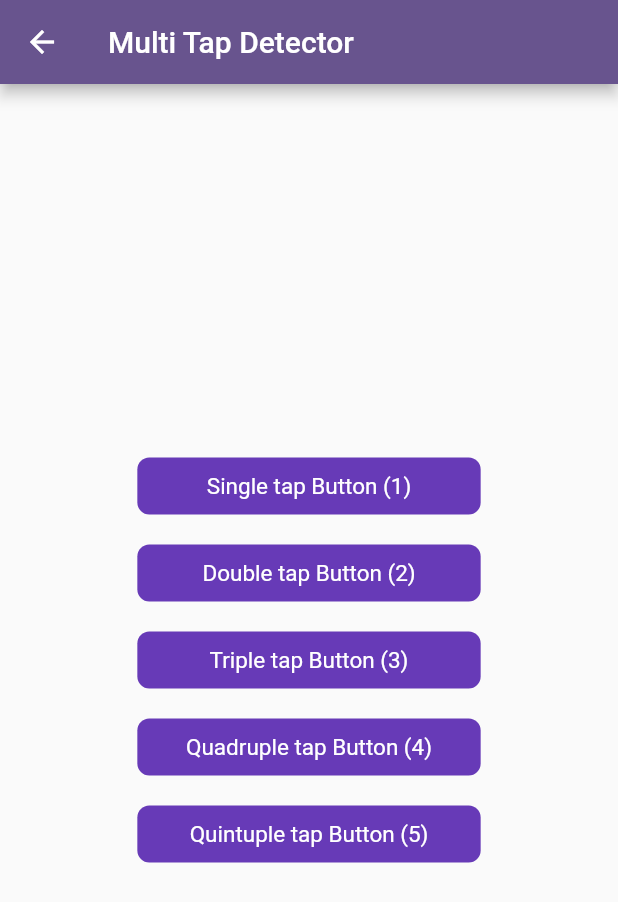
After one commit to ruhulmath08/flutter_practice, a Flutter app: the MultiTapDetectorPage screen opened by its route, on a phone screen of 412 x 824 dp. The commit adds this screen. Shown: the top 902 px of the screen. Run offline on Flutter 3.47's test engine with Material 3 defaults, Android fonts, the phone set to English and light mode, and no system bars; our stand-ins replace fluttertoast.

Commit message:
Add flutter MultiTapDetector

```diff
--- a/lib/src/core/constants/string_constants.dart
+++ b/lib/src/core/constants/string_constants.dart
@@ -2,4 +2,5 @@ class StringConstants {
   static const String stylishText = "Stylish Text";
   static const String badgeWithIconButton = "Badge With Icon Button";
   static const String carouselView = "Carousel View";
+  static const String multiTapDetector = "Multi Tap Detector";
 }
--- a/lib/src/core/routes/route_generator.dart
+++ b/lib/src/core/routes/route_generator.dart
@@ -3,6 +3,7 @@ import 'package:flutter_practice/src/core/constants/string_constants.dart';
 import 'package:flutter_practice/src/core/routes/routes.dart';
 import 'package:flutter_practice/src/features/badge_with_icon_button/badge_with_icon_button_page.dart';
 import 'package:flutter_practice/src/features/carousel_view/page/carousel_view_page.dart';
+import 'package:flutter_practice/src/features/multi_tap_detector/pages/multi_tap_detector_page.dart';
 import 'package:flutter_practice/src/features/stylish_text/stylish_text_page.dart';
 
 class RouteGenerator {
@@ -26,6 +27,12 @@ class RouteGenerator {
             title: StringConstants.carouselView,
           ),
         );
+      case Routes.multiTapDetectorPage:
+        return MaterialPageRoute(
+          builder: (_) => const MultiTapDetectorPage(
+            title: StringConstants.multiTapDetector,
+          ),
+        );
     }
     return null;
   }
--- a/lib/src/core/routes/routes.dart
+++ b/lib/src/core/routes/routes.dart
@@ -2,4 +2,5 @@ class Routes{
   static const String stylishTextPage = '/stylish_text_page';
   static const String badgeWithIconButtonPage = '/badge_with_icon_button_page';
   static const String carouselViewPage = '/carousel_view_page';
+  static const String multiTapDetectorPage = '/multi_tap_detector_page';
 }
--- /dev/null
+++ b/lib/src/core/styles/app_colors.dart
@@ -0,0 +1,5 @@
+import 'package:flutter/material.dart';
+
+class AppColors {
+  static const Color deepPurple = Colors.deepPurple;
+}
--- a/lib/src/features/home/model/home_model.dart
+++ b/lib/src/features/home/model/home_model.dart
@@ -28,5 +28,10 @@ class HomeModel {
           route: Routes.carouselViewPage,
           image: 'image',
         ),
+        const HomeModel(
+          title: StringConstants.multiTapDetector,
+          route: Routes.multiTapDetectorPage,
+          image: 'image',
+        ),
       ];
 }
--- /dev/null
+++ b/lib/src/features/multi_tap_detector/pages/multi_tap_detector_page.dart
@@ -0,0 +1,111 @@
+import 'package:flutter/material.dart';
+import 'package:flutter_practice/src/core/styles/app_colors.dart';
+import 'package:flutter_practice/src/features/multi_tap_detector/widgets/multi_tap_detector.dart';
+import 'package:fluttertoast/fluttertoast.dart';
+
+class MultiTapDetectorPage extends StatefulWidget {
+  const MultiTapDetectorPage({super.key, required this.title});
+
+  final String title;
+
+  @override
+  State<MultiTapDetectorPage> createState() => _MultiTapDetectorPageState();
+}
+
+class _MultiTapDetectorPageState extends State<MultiTapDetectorPage> {
+  @override
+  Widget build(BuildContext context) {
+    return Scaffold(
+      appBar: AppBar(title: Text(widget.title)),
+      body: Center(
+        child: Column(
+          mainAxisAlignment: MainAxisAlignment.center,
+          crossAxisAlignment: CrossAxisAlignment.center,
+          children: <Widget>[
+            _buildMultiTapDetector(
+              onTap: (){
+                Fluttertoast.showToast(
+                  msg: "Single trap button is working",
+                  toastLength: Toast.LENGTH_SHORT,
+                );
+              },
+              title: 'Single tap Button (1)',
+              taps: 1,
+            ),
+            const SizedBox(height: 20),
+            _buildMultiTapDetector(
+              onTap: (){
+                Fluttertoast.showToast(
+                  msg: "Double trap button is working",
+                  toastLength: Toast.LENGTH_SHORT,
+                );
+              },
+              title: 'Double tap Button (2)',
+              taps: 2,
+            ),
+            const SizedBox(height: 20),
+            _buildMultiTapDetector(
+              onTap: (){
+                Fluttertoast.showToast(
+                  msg: "Triple trap button is working",
+                  toastLength: Toast.LENGTH_SHORT,
+                );
+              },
+              title: 'Triple tap Button (3)',
+              taps: 3,
+            ),
+            const SizedBox(height: 20),
+            _buildMultiTapDetector(
+              onTap: (){
+                Fluttertoast.showToast(
+                  msg: "Quadruple trap button is working",
+                  toastLength: Toast.LENGTH_SHORT,
+                );
+              },
+              title: 'Quadruple tap Button (4)',
+              taps: 4,
+            ),
+            const SizedBox(height: 20),
+            _buildMultiTapDetector(
+              onTap: (){
+                Fluttertoast.showToast(
+                  msg: "Quintuple trap button is working",
+                  toastLength: Toast.LENGTH_SHORT,
+                );
+              },
+              title: 'Quintuple tap Button (5)',
+              taps: 5,
+            ),
+          ],
+        ),
+      ),
+    );
+  }
+
+  Widget _buildMultiTapDetector({
+    required VoidCallback onTap,
+    required String title,
+    required int taps,
+  }) {
+    return MultiTapDetector(
+      onMultiTap: onTap,
+      taps: taps,
+      child: Container(
+        padding: const EdgeInsets.all(10),
+        width: MediaQuery.of(context).size.width/1.8,
+        decoration: BoxDecoration(
+          color: AppColors.deepPurple,
+          borderRadius: BorderRadius.circular(8),
+        ),
+        child: Text(
+          title,
+          style: const TextStyle(
+            color: Colors.white,
+            fontSize: 15,
+          ),
+          textAlign: TextAlign.center,
+        ),
+      ),
+    );
+  }
+}
--- /dev/null
+++ b/lib/src/features/multi_tap_detector/widgets/multi_tap_detector.dart
@@ -0,0 +1,35 @@
+import 'package:flutter/gestures.dart';
+import 'package:flutter/material.dart';
+
+class MultiTapDetector extends StatelessWidget {
+  const MultiTapDetector({
+    super.key,
+    required this.onMultiTap,
+    required this.taps,
+    required this.child,
+  });
+
+  final VoidCallback onMultiTap;
+  final int taps;
+  final Widget child;
+
+  @override
+  Widget build(BuildContext context) {
+    return RawGestureDetector(
+      gestures: {
+        SerialTapGestureRecognizer:
+            GestureRecognizerFactoryWithHandlers<SerialTapGestureRecognizer>(
+          () => SerialTapGestureRecognizer(),
+          (SerialTapGestureRecognizer instance) {
+            instance.onSerialTapDown = (SerialTapDownDetails details) {
+              if (details.count == taps) {
+                onMultiTap();
+              }
+            };
+          },
+        ),
+      },
+      child: child,
+    );
+  }
+}
--- a/pubspec.yaml
+++ b/pubspec.yaml
@@ -35,6 +35,7 @@ dependencies:
   # The following adds the Cupertino Icons font to your application.
   # Use with the CupertinoIcons class for iOS style icons.
   cupertino_icons: ^1.0.8
+  fluttertoast: ^8.2.8
 
 dev_dependencies:
   flutter_test:
```
Also changed, not shown: pubspec.lock, 2 other files.
